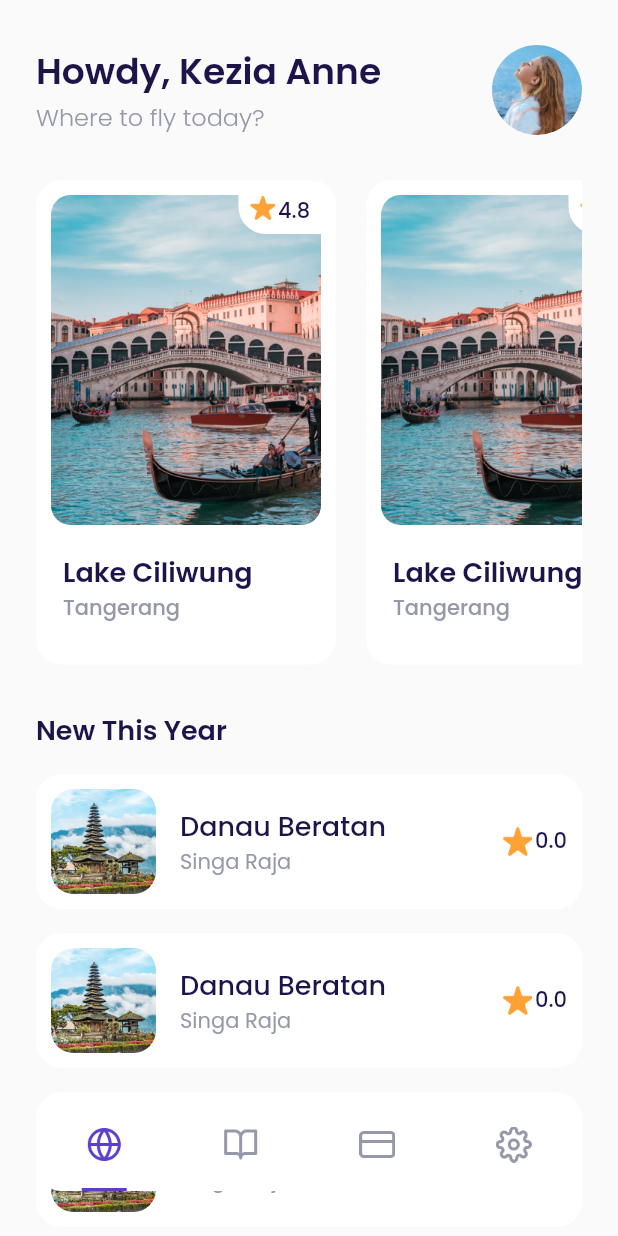
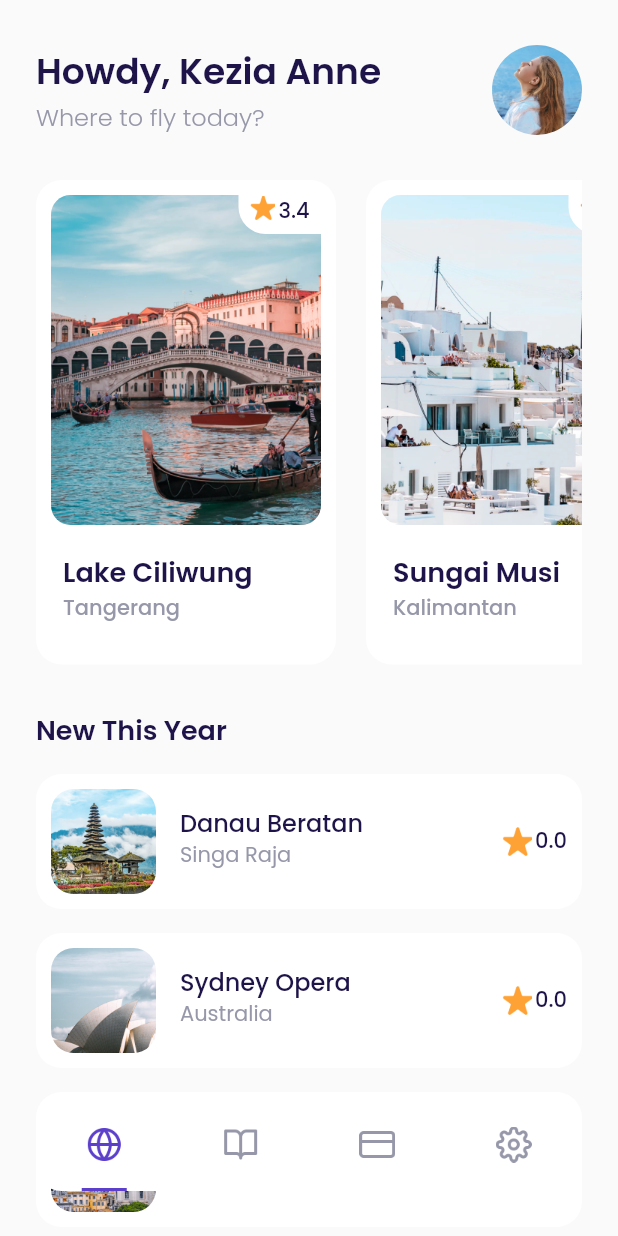
Before and after one commit to pldweb/booking-pesawat, a Flutter app: the MainPage screen opened by its route, on a phone screen of 412 x 824 dp. Run offline on Flutter 3.47's test engine with Material 2 defaults, Android fonts, the phone set to English and light mode, and no system bars; our stand-ins replace google_fonts.

Commit message:
update card tile & card destination

```diff
--- a/lib/main.dart
+++ b/lib/main.dart
@@ -1,5 +1,6 @@
 // ignore_for_file: prefer_const_constructors
 
+import 'package:booking_pesawat/ui/pages/checkout_page.dart';
 import 'package:booking_pesawat/ui/pages/choose_seat_page.dart';
 import 'package:flutter/material.dart';
 import 'package:booking_pesawat/ui/pages/bonus_page.dart';
@@ -28,6 +29,7 @@ class MyApp extends StatelessWidget {
         '/main': (context) => MainPage(),
         '/home': (context) => HomePage(),
         '/choose': (context) => ChooseSeatPage(),
+        '/checkout': (context) => CheckoutPage(),
       },
     );
   }
--- a/lib/ui/pages/choose_seat_page.dart
+++ b/lib/ui/pages/choose_seat_page.dart
@@ -281,7 +281,9 @@ class ChooseSeatPage extends StatelessWidget {
     checkoutButton() {
       return CustomButton(
         title: 'Continue to Checkout',
-        onPressed: () {},
+        onPressed: () {
+          Navigator.pushNamed(context, '/checkout');
+        },
         margin: EdgeInsets.only(
           top: 25,
         ),
--- a/lib/ui/pages/detail_page.dart
+++ b/lib/ui/pages/detail_page.dart
@@ -126,6 +126,8 @@ class DetailPage extends StatelessWidget {
             SizedBox(
               height: 30,
             ),
+
+            // NOTE: DETAIL DESTINATION
             Container(
               margin: EdgeInsets.symmetric(
                 horizontal: 25,
@@ -232,6 +234,8 @@ class DetailPage extends StatelessWidget {
                 ],
               ),
             ),
+
+            //  NOTE: TOTAL
             Container(
               margin: EdgeInsets.symmetric(
                 horizontal: 25,
--- a/lib/ui/pages/home_page.dart
+++ b/lib/ui/pages/home_page.dart
@@ -63,9 +63,24 @@ class HomePage extends StatelessWidget {
           scrollDirection: Axis.horizontal,
           child: Row(
             children: [
-              DestinationCard(),
-              DestinationCard(),
-              DestinationCard(),
+              DestinationCard(
+                nameDestination: 'Lake Ciliwung',
+                imageUrl: 'assets/image_destination1.png',
+                city: 'Tangerang',
+                rating: 3.4,
+              ),
+              DestinationCard(
+                nameDestination: 'Sungai Musi',
+                imageUrl: 'assets/image_destination2.png',
+                city: 'Kalimantan',
+                rating: 3.4,
+              ),
+              DestinationCard(
+                nameDestination: 'Kali Malang',
+                imageUrl: 'assets/image_destination3.png',
+                city: 'Jakarta Selatan',
+                rating: 3.4,
+              ),
             ],
           ),
         ),
@@ -96,24 +111,24 @@ class HomePage extends StatelessWidget {
               ),
             ),
             DestinationTile(
-              name: 'Danau Beratan',
+              nameDestination: 'Danau Beratan',
               city: 'Singa Raja',
               imageUrl: 'assets/image_destination6.png',
             ),
             DestinationTile(
-              name: 'Danau Beratan',
-              city: 'Singa Raja',
-              imageUrl: 'assets/image_destination6.png',
+              nameDestination: 'Sydney Opera',
+              city: 'Australia',
+              imageUrl: 'assets/image_destination7.png',
             ),
             DestinationTile(
-              name: 'Danau Beratan',
-              city: 'Singa Raja',
-              imageUrl: 'assets/image_destination6.png',
+              nameDestination: 'Roma',
+              city: 'Italia',
+              imageUrl: 'assets/image_destination8.png',
             ),
             DestinationTile(
-              name: 'Danau Beratan',
-              city: 'Singa Raja',
-              imageUrl: 'assets/image_destination6.png',
+              nameDestination: 'Stadion Santiago Bernabeu',
+              city: 'Madrid',
+              imageUrl: 'assets/image_destination9.png',
             ),
           ],
         ),
--- a/lib/ui/widget/destination_card.dart
+++ b/lib/ui/widget/destination_card.dart
@@ -6,7 +6,18 @@ import 'package:flutter/material.dart';
 import '../../shared/theme.dart';
 
 class DestinationCard extends StatelessWidget {
-  const DestinationCard({super.key});
+  final String imageUrl;
+  final String nameDestination;
+  final String city;
+  final double rating;
+
+  const DestinationCard({
+    super.key,
+    required this.imageUrl,
+    required this.nameDestination,
+    required this.city,
+    this.rating = 0.0,
+  });
 
   @override
   Widget build(BuildContext context) {
@@ -41,7 +52,7 @@ class DestinationCard extends StatelessWidget {
                 borderRadius: BorderRadius.circular(13),
                 image: DecorationImage(
                   image: AssetImage(
-                    'assets/image_destination1.png',
+                    imageUrl,
                   ),
                   fit: BoxFit.cover,
                 ),
@@ -74,7 +85,7 @@ class DestinationCard extends StatelessWidget {
                         ),
                       ),
                       Text(
-                        '4.8',
+                        rating.toString(),
                         style: blackTextStyle.copyWith(
                           fontWeight: medium,
                         ),
@@ -90,20 +101,21 @@ class DestinationCard extends StatelessWidget {
                 crossAxisAlignment: CrossAxisAlignment.start,
                 children: [
                   Text(
-                      'Lake Ciliwung',
+                    nameDestination,
                     style: blackTextStyle.copyWith(
                       fontWeight: semibold,
                       fontSize: 18,
                     ),
                   ),
                   Text(
-                      'Tangerang',
+                    city,
                     style: greyTextStyle.copyWith(
                       fontWeight: medium,
                     ),
                   ),
                 ],
-                )),
+              ),
+            ),
           ],
         ),
       ),
--- a/lib/ui/widget/destination_tile.dart
+++ b/lib/ui/widget/destination_tile.dart
@@ -5,14 +5,14 @@ import 'package:flutter/material.dart';
 import 'package:booking_pesawat/shared/theme.dart';
 
 class DestinationTile extends StatelessWidget {
-  final String name;
+  final String nameDestination;
   final String city;
   final String imageUrl;
   final double rating;
 
   const DestinationTile({
     super.key,
-    required this.name,
+    required this.nameDestination,
     required this.city,
     required this.imageUrl,
     this.rating = 0.0,
@@ -35,7 +35,6 @@ class DestinationTile extends StatelessWidget {
           bottom: 16,
         ),
         width: double.infinity,
-        height: 90,
         decoration: BoxDecoration(
           color: kWhiteColor,
           borderRadius: BorderRadius.circular(
@@ -67,11 +66,14 @@ class DestinationTile extends StatelessWidget {
                 mainAxisAlignment: MainAxisAlignment.center,
                 children: [
                   Text(
-                    name,
+                    nameDestination,
                     style: blackTextStyle.copyWith(
-                      fontSize: 18,
+                      fontSize: 16,
                       fontWeight: medium,
+                      height: 1.1,
+                      overflow: TextOverflow.ellipsis,
                     ),
+                    maxLines: 2,
                   ),
                   Text(
                     city,
--- a/lib/ui/widget/photo_item.dart
+++ b/lib/ui/widget/photo_item.dart
@@ -25,6 +25,7 @@ class PhotoItem extends StatelessWidget {
           image: AssetImage(
             photo,
           ),
+          fit: BoxFit.cover,
         ),
       ),
     );
```
Also changed, not shown: lib/ui/pages/checkout_page.dart (added, +153 -0 lines). Lines whose indentation alone changed are shown as unchanged.
